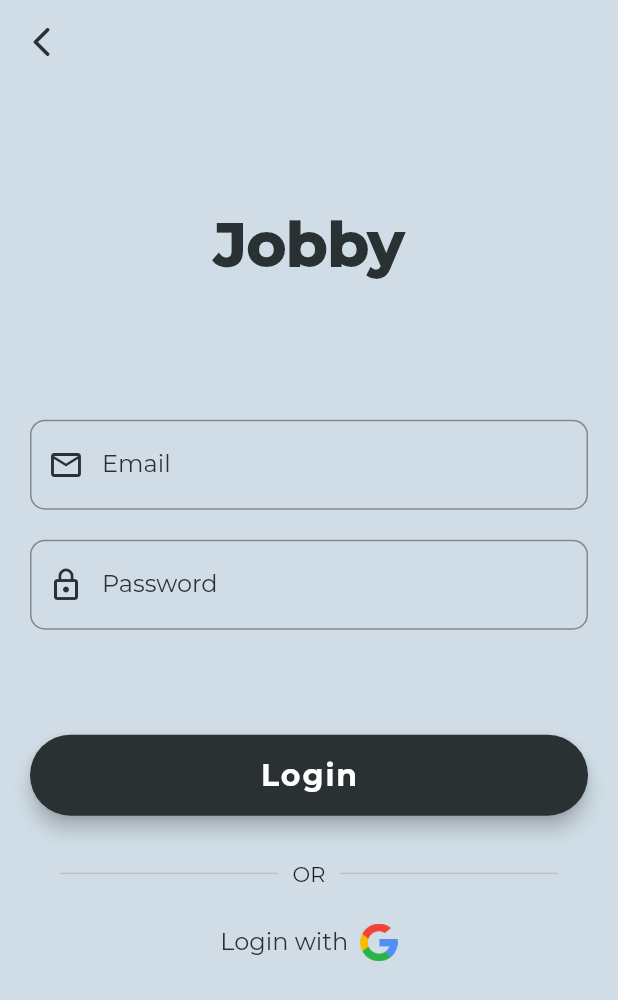
After one commit to vikram0230/jobby, a Flutter app: the SigninScreen screen opened by its route, on a phone screen of 412 x 824 dp. The commit adds this screen. Shown: the top 1000 px of the screen. Run offline on Flutter 3.47's test engine with Material 2 defaults, Android fonts, the phone set to English and light mode, and no system bars.

Commit message:
Designed SigninScreen

```diff
--- /dev/null
+++ b/lib/Screens/Signin_Screen.dart
@@ -0,0 +1,171 @@
+import 'package:flutter/material.dart';
+import 'package:jobby/Widgets/Custom_Textfield.dart';
+import 'package:jobby/Widgets/Main_Button.dart';
+
+import '../constants.dart';
+
+class SigninScreen extends StatefulWidget {
+  static String route = 'Signin';
+
+  @override
+  _SigninScreenState createState() => _SigninScreenState();
+}
+
+class _SigninScreenState extends State<SigninScreen> {
+  TextEditingController _emailController = TextEditingController();
+  TextEditingController _passwordController = TextEditingController();
+
+  disableFocus() {
+    FocusScopeNode currentFocus = FocusScope.of(context);
+    if (!currentFocus.hasPrimaryFocus && currentFocus.focusedChild != null) {
+      currentFocus.focusedChild.unfocus();
+      setState(() {});
+    }
+  }
+
+  @override
+  Widget build(BuildContext context) {
+    Size size = MediaQuery.of(context).size;
+    return SafeArea(
+      child: Scaffold(
+        extendBodyBehindAppBar: true,
+        appBar: AppBar(
+          leading: IconButton(
+            icon: Icon(
+              Icons.arrow_back_ios_rounded,
+              color: darkGrey,
+            ),
+            onPressed: () => Navigator.pop(context),
+          ),
+          backgroundColor: Colors.transparent,
+          elevation: 0,
+        ),
+        body: Container(
+          color: lightBlue,
+          child: ListView(
+            physics: NeverScrollableScrollPhysics(),
+            children: [
+              //Add app icon
+              SizedBox(
+                height: size.height * 0.1,
+              ),
+              Container(
+                alignment: Alignment.center,
+                child: Text(
+                  'Jobby',
+                  style: TextStyle(
+                    fontSize: 40,
+                    fontWeight: FontWeight.w900,
+                    color: darkGrey,
+                  ),
+                ),
+              ),
+              SizedBox(
+                height: size.height * 0.1,
+              ),
+              Column(
+                children: [
+                  Container(
+                    child: Column(
+                      mainAxisSize: MainAxisSize.min,
+                      children: [
+                        Padding(
+                          padding: const EdgeInsets.symmetric(
+                              horizontal: 20.0, vertical: 10),
+                          child: CustomTextField(
+                            controller: _emailController,
+                            keyboardType: TextInputType.emailAddress,
+                            labelText: 'Email',
+                            prefixIcon: Icon(
+                              Icons.email_outlined,
+                              color: darkGrey,
+                            ),
+                          ),
+                        ),
+                        Padding(
+                          padding: const EdgeInsets.symmetric(
+                              horizontal: 20.0, vertical: 10),
+                          child: CustomTextField(
+                            controller: _passwordController,
+                            keyboardType: TextInputType.text,
+                            obscureText: true,
+                            labelText: 'Password',
+                            prefixIcon: Icon(
+                              Icons.lock_outline,
+                              color: darkGrey,
+                            ),
+                          ),
+                        ),
+                        SizedBox(
+                          height: 50,
+                        ),
+                        MainActionButton(
+                          onPressed: () {},
+                          label: 'Login',
+                        ),
+                      ],
+                    ),
+                  ),
+                  SizedBox(
+                    height: 20,
+                  ),
+                  Row(
+                    mainAxisSize: MainAxisSize.max,
+                    children: [
+                      Expanded(
+                        child: Divider(
+                          thickness: 1,
+                          indent: 40,
+                          endIndent: 10,
+                        ),
+                      ),
+                      Text('OR'),
+                      Expanded(
+                        child: Divider(
+                          thickness: 1,
+                          indent: 10,
+                          endIndent: 40,
+                        ),
+                      ),
+                    ],
+                  ),
+                  Container(
+                    padding:
+                        EdgeInsets.symmetric(vertical: 10.0, horizontal: 30),
+                    width: MediaQuery.of(context).size.width,
+                    child: FlatButton(
+                      onPressed: () {},
+                      padding: EdgeInsets.all(15.0),
+                      child: Row(
+                        mainAxisAlignment: MainAxisAlignment.center,
+                        children: [
+                          Text(
+                            'Login with',
+                            style: TextStyle(
+                              fontSize: 16.0,
+                              color: darkGrey,
+                            ),
+                          ),
+                          SizedBox(
+                            width: 8,
+                          ),
+                          Image.asset(
+                            'assets/images/search.png',
+                            width: 25,
+                          ),
+                        ],
+                      ),
+                    ),
+                  ),
+                ],
+              ),
+              SizedBox(
+                height: size.height * 0.1,
+              ),
+            ],
+          ),
+        ),
+      ),
+    );
+  }
+}
--- a/lib/Screens/Signup_Screen.dart
+++ b/lib/Screens/Signup_Screen.dart
@@ -1,6 +1,7 @@
 import 'package:flutter/cupertino.dart';
 import 'package:flutter/gestures.dart';
 import 'package:flutter/material.dart';
+import 'package:jobby/Screens/Signin_Screen.dart';
 import 'package:jobby/Widgets/Custom_Textfield.dart';
 import 'package:jobby/Widgets/Main_Button.dart';
 import 'package:jobby/constants.dart';
@@ -154,7 +155,9 @@ class _SignupScreenState extends State<SignupScreen> {
                           TextSpan(
                             text: 'SignIn',
                             style: TextStyle(fontWeight: FontWeight.w600),
-                            recognizer: TapGestureRecognizer()..onTap = () {},
+                            recognizer: TapGestureRecognizer()..onTap = () {
+                              Navigator.pushNamed(context, SigninScreen.route);
+                            },
                           ),
                         ],
                       ),
--- a/lib/main.dart
+++ b/lib/main.dart
@@ -1,4 +1,5 @@
 import 'package:flutter/material.dart';
+import 'package:jobby/Screens/Signin_Screen.dart';
 import 'package:jobby/Screens/Signup_Screen.dart';
 
 void main() {
@@ -19,7 +20,7 @@ class _MyAppState extends State<MyApp> {
       theme: ThemeData(fontFamily: 'Montserrat'),
       routes: {
         SignupScreen.route : (context) => SignupScreen(),
-
+        SigninScreen.route : (context) => SigninScreen(),
       },
     );
   }
```
